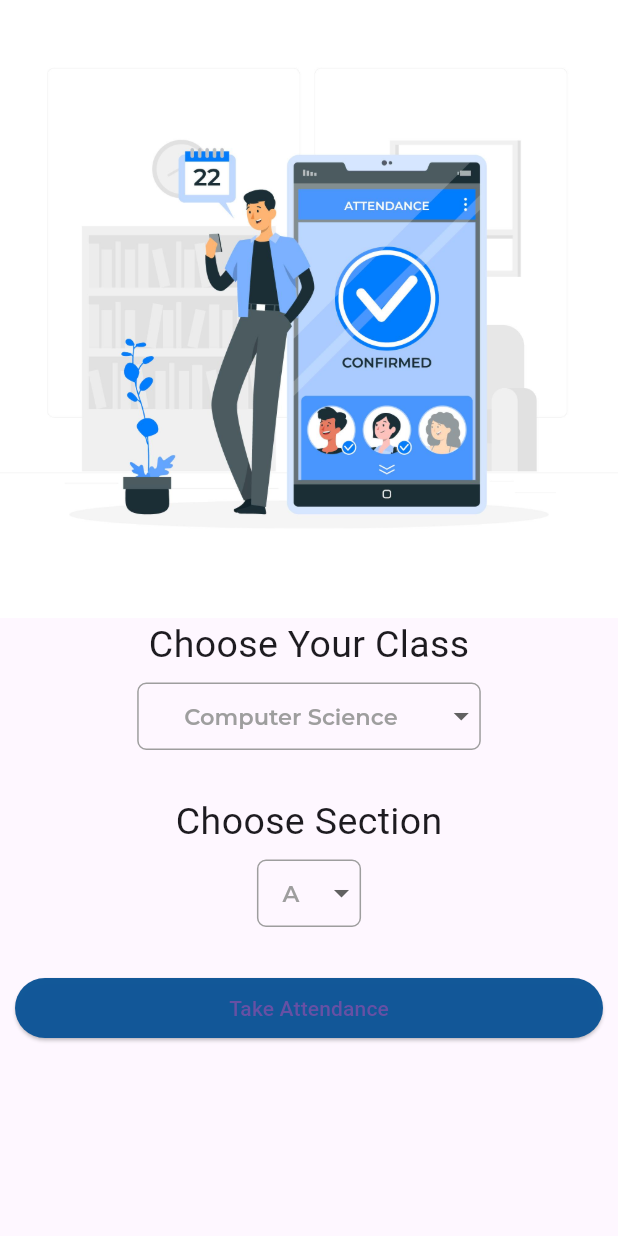
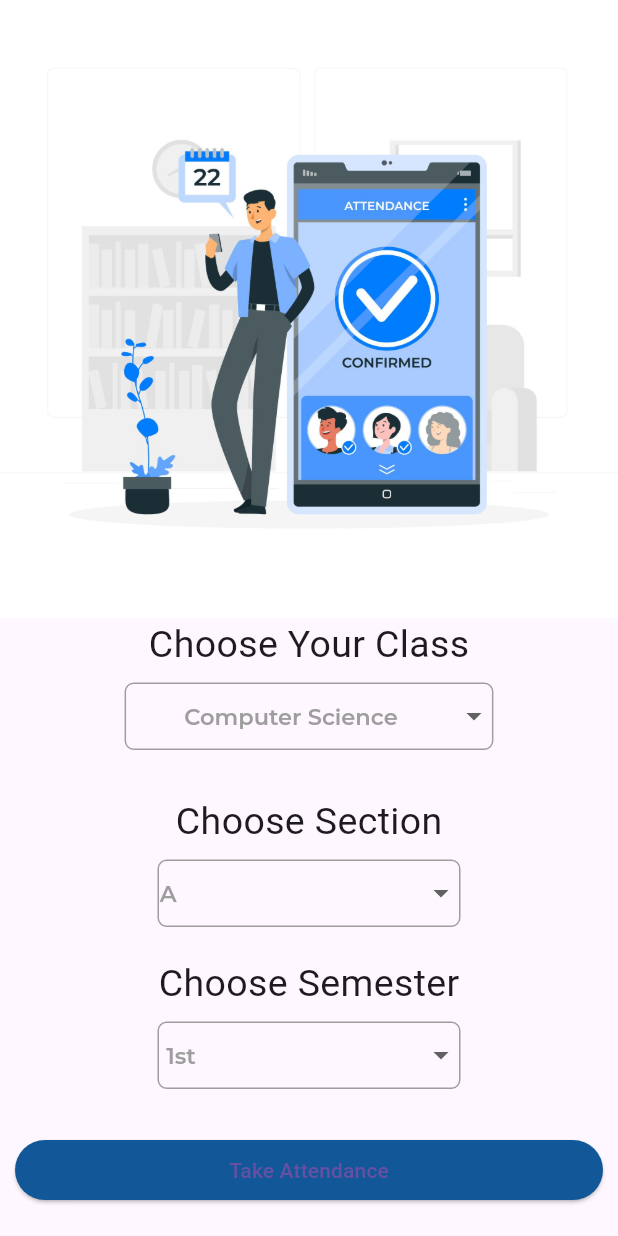
Before and after one commit to Hackdata2024/12-ch, a Flutter app: the screen it shows after launch, on a phone screen of 412 x 824 dp. Run offline on Flutter 3.47's test engine with Material 3 defaults, Android fonts, the phone set to English and light mode, and no system bars; drawn by our look-alikes of dropdown_button2; our stand-ins replace get, google_fonts.

```diff
--- a/lib/app/modules/attendance/views/attendance_view.dart
+++ b/lib/app/modules/attendance/views/attendance_view.dart
@@ -1,4 +1,5 @@
 import 'package:acadease/app/modules/attendance/views/manual_attendance.dart';
+import 'package:acadease/models/student_model.dart';
 import 'package:flutter/material.dart';
 
 import 'package:get/get.dart';
@@ -9,6 +10,7 @@ class AttendanceView extends GetView<AttendanceController> {
   const AttendanceView({Key? key}) : super(key: key);
   @override
   Widget build(BuildContext context) {
+    List<Student> students = Get.arguments as List<Student>;
     return Scaffold(
         appBar: AppBar(
           backgroundColor: Color(0xfffb0F5697),
@@ -56,7 +58,8 @@ class AttendanceView extends GetView<AttendanceController> {
                 ),
                 InkWell(
                   onTap: () {
-                    Get.to(ManualAttendance());
+                    print(students.isEmpty);
+                    Get.to(ManualAttendance(studentList:students,));
                   },
                   child: Container(
                     decoration: BoxDecoration(
--- a/lib/app/modules/attendance/views/choose_class.dart
+++ b/lib/app/modules/attendance/views/choose_class.dart
@@ -1,4 +1,6 @@
 import 'package:acadease/app/modules/attendance/views/attendance_view.dart';
+import 'package:acadease/app/modules/attendance/views/manual_attendance.dart';
+import 'package:acadease/models/student_model.dart';
 import 'package:dropdown_button2/dropdown_button2.dart';
 import 'package:flutter/foundation.dart';
 import 'package:flutter/material.dart';
@@ -16,8 +18,14 @@ class ChooseClass extends StatefulWidget {
 class _ChooseClassState extends State<ChooseClass> {
   String choosecourse = 'Computer Science';
   String choosesection = 'A';
-  String semester = '1st';
+  String choosesemester = '1st';
+  List<Student> filteredStudents = [];
   @override
+  void init() {
+    super.initState();
+    filteredStudents.clear();
+  }
+
   Widget build(BuildContext context) {
     return Scaffold(
       body: SafeArea(
@@ -77,8 +85,8 @@ class _ChooseClassState extends State<ChooseClass> {
                   child: Text('Electrical Engineering'),
                 ),
                 DropdownMenuItem<String>(
-                  value: 'Mechnical Enginerring',
-                  child: Text('Electrical Engineering'),
+                  value: 'Mechanical Enginerring',
+                  child: Text('Mechanical Engineering'),
                 ),
                 DropdownMenuItem<String>(
                   value: 'Civil',
@@ -99,7 +107,6 @@ class _ChooseClassState extends State<ChooseClass> {
           ),
           Container(
             height: 45,
-
             decoration: BoxDecoration(
               border: Border.all(color: Colors.grey), // Set border color
               borderRadius:
@@ -111,7 +118,7 @@ class _ChooseClassState extends State<ChooseClass> {
                 color: Colors.black,
               ),
               alignment: Alignment.center,
-              // buttonStyleData: ButtonStyleData(width: 200),
+              buttonStyleData: ButtonStyleData(width: 200),
               value: choosesection,
               // icon: Icon(Icons.arrow_drop_down),
               // iconSize: 24,
@@ -148,6 +155,77 @@ class _ChooseClassState extends State<ChooseClass> {
                   value: 'C',
                   child: Text('C'),
                 ),
+                DropdownMenuItem<String>(
+                  value: 'D',
+                  child: Text('D'),
+                ),
+              ],
+            ),
+          ),
+          SizedBox(
+            height: 20,
+          ),
+          Text(
+            'Choose Semester',
+            style: TextStyle(fontSize: 25, fontWeight: FontWeight.w400),
+          ),
+          SizedBox(
+            height: 7,
+          ),
+          Container(
+            height: 45,
+            decoration: BoxDecoration(
+              border: Border.all(color: Colors.grey), // Set border color
+              borderRadius:
+                  BorderRadius.circular(6.0), // Set border radius if desired
+            ),
+            child: DropdownButton2<String>(
+              // padding: EdgeInsets.only(left: 10),
+              underline: Container(
+                color: Colors.black,
+              ),
+              alignment: Alignment.center,
+              buttonStyleData: ButtonStyleData(width: 200),
+              value: choosesemester,
+              // icon: Icon(Icons.arrow_drop_down),
+              // iconSize: 24,
+              // elevation: 16,
+              // style: TextStyle(
+              //   color: Colors.grey,
+              // ),
+              style: GoogleFonts.montserrat(
+                textStyle: TextStyle(
+                  color: Colors.grey,
+                  fontSize: 15,
+                  fontWeight: FontWeight.w600,
+                  // You can set other text style properties here
+                ),
+              ),
+              // underline: Container(color: backgroundColor),
+              onChanged: (newValue) {
+                setState(() {
+                  choosesemester = newValue!;
+                });
+              },
+              items: [
+                DropdownMenuItem<String>(
+                  value: '1st',
+                  child: Text(
+                    '1st',
+                  ),
+                ),
+                DropdownMenuItem<String>(
+                  value: '2nd',
+                  child: Text('2nd'),
+                ),
+                DropdownMenuItem<String>(
+                  value: '3rd',
+                  child: Text('3rd'),
+                ),
+                DropdownMenuItem<String>(
+                  value: '4th',
+                  child: Text('4th'),
+                ),
               ],
             ),
           ),
@@ -160,7 +238,17 @@ class _ChooseClassState extends State<ChooseClass> {
                 style: ElevatedButton.styleFrom(
                     backgroundColor: Color(0xfffb0F5697)),
                 onPressed: () {
-                  Get.to(AttendanceView());
+                  setState(() {});
+                  for (var student in students_list) {
+                    if (student.course == choosecourse &&
+                        student.section == choosesection &&
+                        student.semester == choosesemester) {
+                      print(student.name);
+                      filteredStudents.add(student);
+                    }
+                  }
+                  Get.to(AttendanceView(), arguments: filteredStudents);
+                  // Get.to(ManualAttendance(student_list: filteredStudents));
                 },
                 child: Center(
                   child: Text('Take Attendance'),
--- a/lib/models/student_model.dart
+++ b/lib/models/student_model.dart
@@ -4,11 +4,14 @@ class Student {
   late String section;
   late String semester;
   late String roll_no;
+  late bool isPresent = false;
   Student(
       {required this.name,
       required this.course,
-      required this.section,required this.semester,
-      required this.roll_no});
+      required this.section,
+      required this.semester,
+      required this.roll_no,
+      required bool isPresent});
 }
 
 List<Student> students_list = [
@@ -17,27 +20,136 @@ List<Student> students_list = [
     course: 'Computer Science',
     section: 'A',
     semester: '1st',
+    isPresent: false,
     roll_no: 'CS101',
   ),
+  Student(
+    name: 'Harsh',
+    course: 'Computer Science',
+    section: 'A',
+    semester: '1st',
+    isPresent: false,
+    roll_no: 'CS102',
+  ),
+  Student(
+    name: 'John Doe',
+    course: 'Computer Science',
+    section: 'A',
+    semester: '1st',
+    isPresent: false,
+    roll_no: 'CS101',
+  ),
+  Student(
+    name: 'Harsh',
+    course: 'Computer Science',
+    section: 'A',
+    semester: '1st',
+    isPresent: false,
+    roll_no: 'CS102',
+  ),
+  Student(
+    name: 'John Doe',
+    course: 'Computer Science',
+    section: 'A',
+    semester: '1st',
+    isPresent: false,
+    roll_no: 'CS101',
+  ),
+  Student(
+    name: 'Harsh',
+    course: 'Computer Science',
+    section: 'A',
+    semester: '1st',
+    isPresent: false,
+    roll_no: 'CS102',
+  ),
+  Student(
+    name: 'John Doe',
+    course: 'Computer Science',
+    section: 'A',
+    semester: '1st',
+    isPresent: false,
+    roll_no: 'CS101',
+  ),
+  Student(
+    name: 'Harsh',
+    course: 'Computer Science',
+    section: 'A',
+    semester: '1st',
+    isPresent: false,
+    roll_no: 'CS102',
+  ),
+  Student(
+    name: 'Harsh',
+    course: 'Computer Science',
+    section: 'A',
+    semester: '1st',
+    isPresent: false,
+    roll_no: 'CS102',
+  ),
+  Student(
+    name: 'John Doe',
+    course: 'Computer Science',
+    section: 'A',
+    semester: '1st',
+    isPresent: false,
+    roll_no: 'CS101',
+  ),
+  Student(
+    name: 'Harsh',
+    course: 'Computer Science',
+    section: 'A',
+    semester: '1st',
+    isPresent: false,
+    roll_no: 'CS102',
+  ),
+  Student(
+    name: 'Harsh',
+    course: 'Computer Science',
+    section: 'A',
+    semester: '1st',
+    isPresent: false,
+    roll_no: 'CS102',
+  ),
+  Student(
+    name: 'John Doe',
+    course: 'Computer Science',
+    section: 'A',
+    semester: '1st',
+    isPresent: false,
+    roll_no: 'CS101',
+  ),
+  Student(
+    name: 'Harsh',
+    course: 'Computer Science',
+    section: 'A',
+    semester: '1st',
+    isPresent: false,
+    roll_no: 'CS102',
+  ),
+
   Student(
     name: 'Jane Smith',
     course: 'Electrical Engineering',
     section: 'B',
-     semester: '2nd',
+    semester: '2nd',
+    isPresent: false,
     roll_no: 'EE201',
   ),
   Student(
     name: 'Alice Johnson',
     course: 'Mechanical Engineering',
     section: 'C',
-     semester: '3rd',
+    semester: '3rd',
+    isPresent: false,
     roll_no: 'ME301',
   ),
   Student(
     name: 'Bob Williams',
     course: 'Civil',
     section: 'D',
-     semester: '4th',
+    semester: '4th',
+    isPresent: false,
     roll_no: 'PHD401',
   ),
   // Add more dummy data as needed
```
Also changed, not shown: lib/app/modules/attendance/views/manual_attendance.dart (+44 -56 lines).
